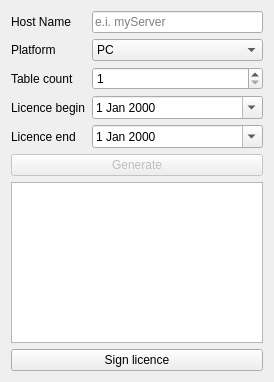
Old version of the form LicenceGenerator/mainwindow.ui in the repository Mateus224/rotable.
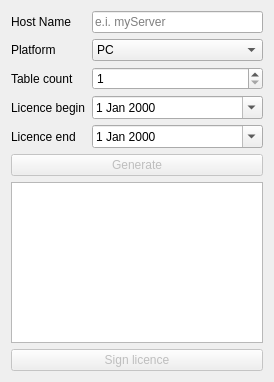
New version of the form.

Commit message: Add code for select path for licence key, block key for generate signature when licence isn't generate

The edit to the form file:
```diff
--- a/LicenceGenerator/mainwindow.ui
+++ b/LicenceGenerator/mainwindow.ui
@@ -153,6 +153,9 @@
    </item>
    <item>
     <widget class="QPushButton" name="pushButton_2">
+     <property name="enabled">
+      <bool>false</bool>
+     </property>
      <property name="locale">
       <locale language="English" country="UnitedKingdom"/>
      </property>
```
The commit also changes 2 other files.
